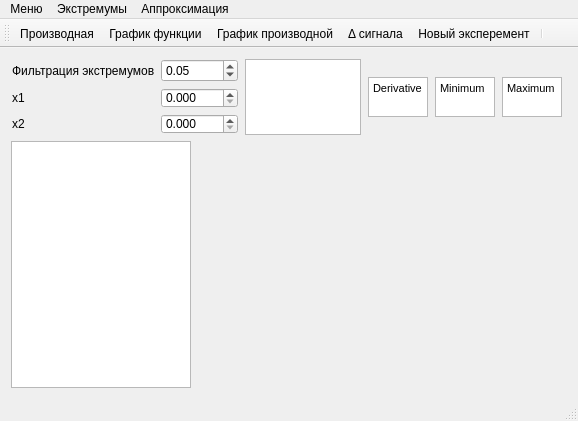
First picture: the form in mainwindow.ui, repository Kortesss/NO3, before the edit.
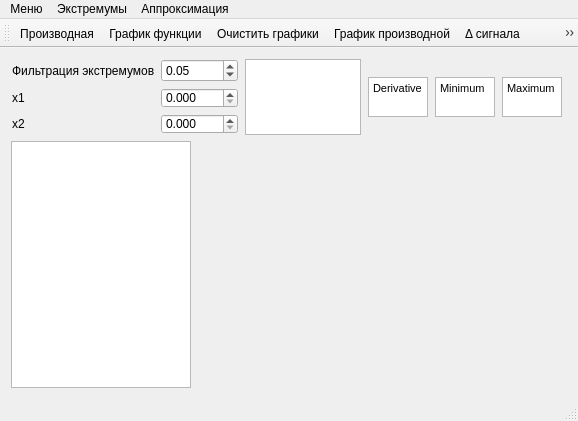
Second picture: the form after the edit. Icons and pictures are not drawn. Custom widgets are drawn as their Qt base class.

```diff
--- a/mainwindow.ui
+++ b/mainwindow.ui
@@ -298,6 +298,7 @@
    </attribute>
    <addaction name="action_2"/>
    <addaction name="action_3"/>
+   <addaction name="action_16"/>
    <addaction name="action_5"/>
    <addaction name="action_delta"/>
    <addaction name="action_8"/>
@@ -439,6 +440,11 @@
     <string>Удалить</string>
    </property>
   </action>
+  <action name="action_16">
+   <property name="text">
+    <string>Очистить графики</string>
+   </property>
+  </action>
  </widget>
  <layoutdefault spacing="6" margin="11"/>
  <customwidgets>
```
Left out of the diff: 1 changed line with no effect on the pictures.
